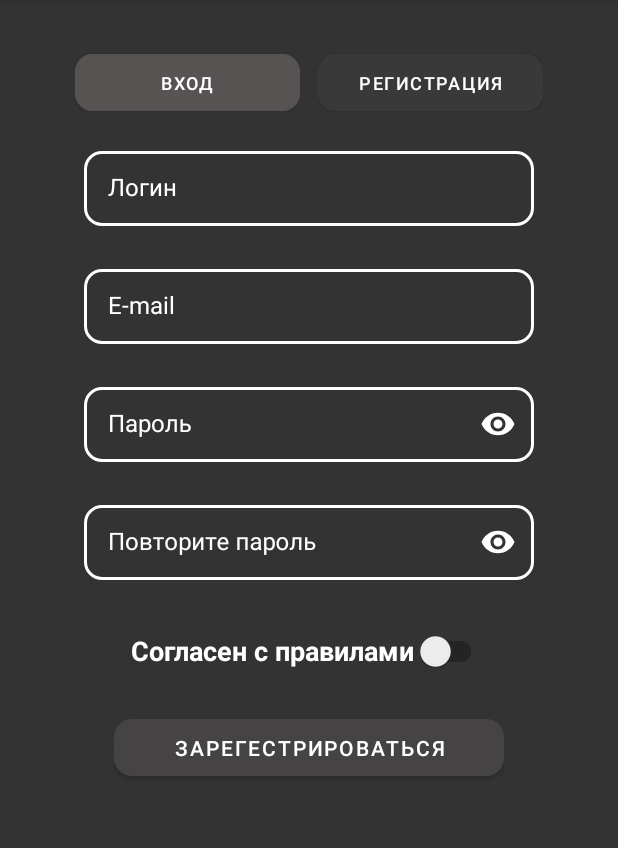
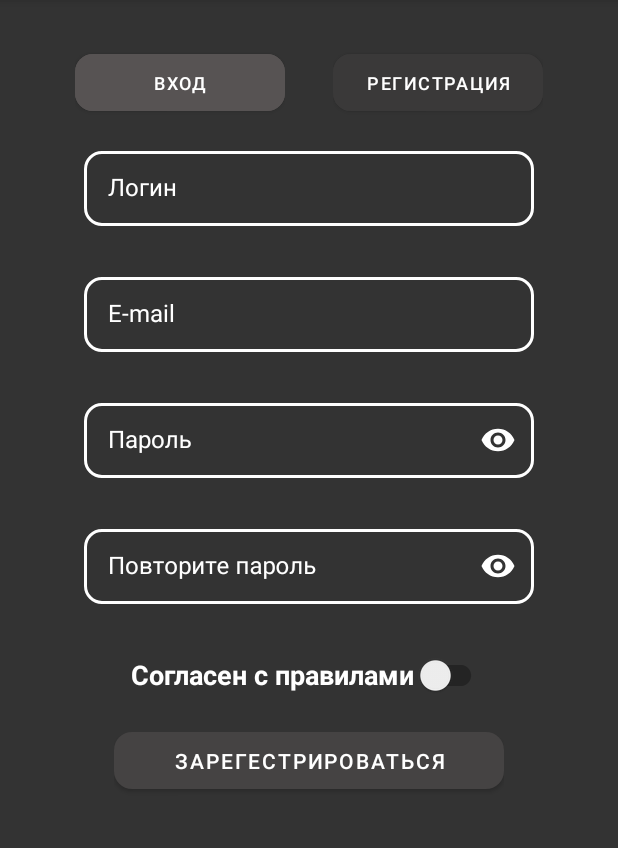
Before and after one commit to SklRV/MyNewsApp, an Android app: the RegistrationFragment screen opened through its navigation route, on a phone screen of 412 x 824 dp, the part 84-932 px from its top. Run offline under Robolectric (Android 15) with nearby library versions, the phone set to English and light mode, and no system bars.

Commit message:
Косметические правки: - BottomNavBar 2 страницы - Порядок в коде лучше - Дизайн подправлен на более приятный

```diff
--- a/app/src/main/res/layout/fragment_registration.xml
+++ b/app/src/main/res/layout/fragment_registration.xml
@@ -118,7 +118,7 @@
         android:layout_height="wrap_content"
         app:layout_constraintEnd_toEndOf="parent"
         app:layout_constraintStart_toStartOf="parent"
-        android:layout_marginTop="15dp"
+        android:layout_marginTop="8dp"
         app:layout_constraintTop_toBottomOf="@+id/switch_agree">
 
         <com.google.android.material.button.MaterialButton
--- a/app/src/main/res/values/themes.xml
+++ b/app/src/main/res/values/themes.xml
@@ -19,7 +19,7 @@
         <item name="boxStrokeWidth">2dp</item>
         <item name="android:layout_width">wrap_content</item>
         <item name="android:layout_height">wrap_content</item>
-        <item name="android:layout_marginTop">0dp</item>
+        <item name="android:layout_marginTop">5dp</item>
         <item name="errorEnabled">true</item>
         <item name="shapeAppearance">@style/Rounded</item>
         <item name="errorTextAppearance">@style/ErrorText</item>
@@ -47,7 +47,7 @@
     <!-- Buttons Logon & Registration -->
     <style name="ButtonsLogonRegistration">
         <item name="android:textColor">@color/textColor</item>
-        <item name="android:layout_width">150dp</item>
+        <item name="android:layout_width">140dp</item>
         <item name="android:layout_height">50dp</item>
         <item name="shapeAppearance">@style/Rounded</item>
         <item name="android:textSize">12sp</item>
```
